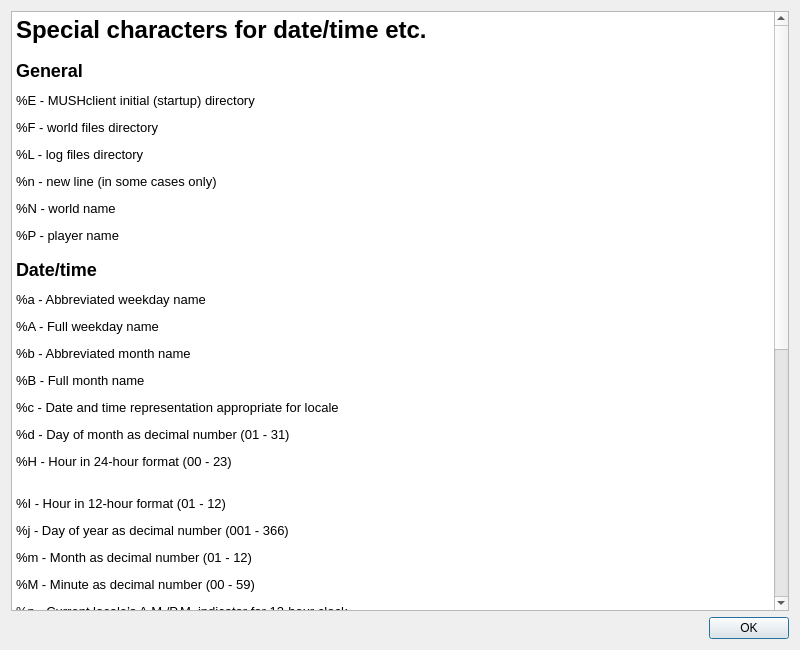
Before: the Qt Designer form smushclient-qt/cpp/ui/worlddetails/specialhelp.ui in jnbooth/smushclient, drawn with Qt 5.
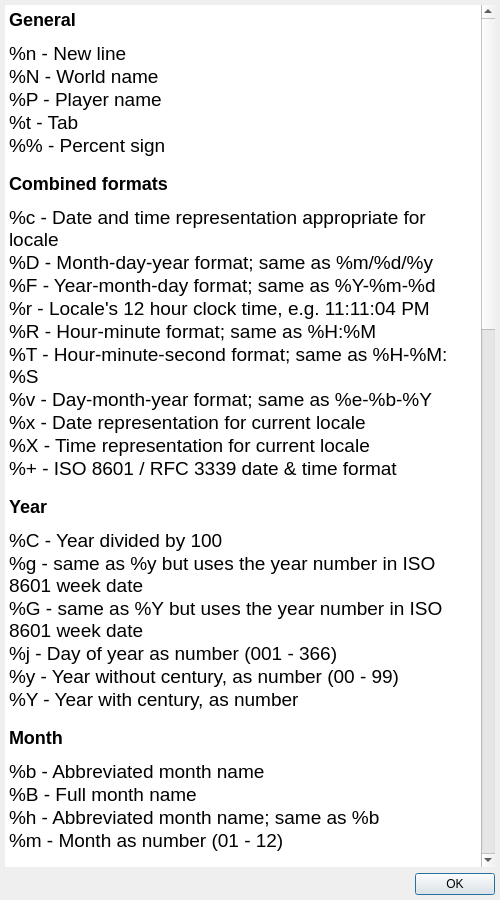
After: the same form once the commit is applied.

Commit message: special characters in logging pre/postamble

```diff
--- a/smushclient-qt/cpp/ui/worlddetails/specialhelp.ui
+++ b/smushclient-qt/cpp/ui/worlddetails/specialhelp.ui
@@ -6,58 +6,116 @@
    <rect>
     <x>0</x>
     <y>0</y>
-    <width>800</width>
-    <height>650</height>
+    <width>500</width>
+    <height>900</height>
    </rect>
   </property>
   <property name="windowTitle">
    <string>Dialog</string>
   </property>
   <layout class="QVBoxLayout" name="verticalLayout">
+   <property name="leftMargin">
+    <number>5</number>
+   </property>
+   <property name="topMargin">
+    <number>5</number>
+   </property>
+   <property name="rightMargin">
+    <number>5</number>
+   </property>
+   <property name="bottomMargin">
+    <number>5</number>
+   </property>
    <item>
     <widget class="QTextEdit" name="textEdit">
+     <property name="cursor" stdset="0">
+      <cursorShape>ArrowCursor</cursorShape>
+     </property>
+     <property name="frameShape">
+      <enum>QFrame::Shape::NoFrame</enum>
+     </property>
      <property name="html">
       <string>&lt;!DOCTYPE HTML PUBLIC &quot;-//W3C//DTD HTML 4.0//EN&quot; &quot;http://www.w3.org/TR/REC-html40/strict.dtd&quot;&gt;
-&lt;html&gt;&lt;head&gt;&lt;meta name=&quot;qrichtext&quot; content=&quot;1&quot; /&gt;&lt;style type=&quot;text/css&quot;&gt;
+&lt;html&gt;&lt;head&gt;&lt;meta name=&quot;qrichtext&quot; content=&quot;1&quot; /&gt;&lt;meta charset=&quot;utf-8&quot; /&gt;&lt;style type=&quot;text/css&quot;&gt;
 p, li { white-space: pre-wrap; }
-&lt;/style&gt;&lt;/head&gt;&lt;body style=&quot; font-family:'Noto Sans'; font-size:10pt; font-weight:400; font-style:normal;&quot;&gt;
-&lt;h1 style=&quot; margin-top:18px; margin-bottom:12px; margin-left:0px; margin-right:0px; -qt-block-indent:0; text-indent:0px;&quot;&gt;&lt;span style=&quot; font-size:xx-large; font-weight:600;&quot;&gt;Special characters for date/time etc.&lt;/span&gt;&lt;/h1&gt;
-&lt;h2 style=&quot; margin-top:16px; margin-bottom:12px; margin-left:0px; margin-right:0px; -qt-block-indent:0; text-indent:0px;&quot;&gt;&lt;span style=&quot; font-size:x-large; font-weight:600;&quot;&gt;General&lt;/span&gt;&lt;/h2&gt;
-&lt;p style=&quot; margin-top:12px; margin-bottom:12px; margin-left:0px; margin-right:0px; -qt-block-indent:0; text-indent:0px;&quot;&gt;%E - MUSHclient initial (startup) directory&lt;/p&gt;
-&lt;p style=&quot; margin-top:12px; margin-bottom:12px; margin-left:0px; margin-right:0px; -qt-block-indent:0; text-indent:0px;&quot;&gt;%F - world files directory&lt;/p&gt;
-&lt;p style=&quot; margin-top:12px; margin-bottom:12px; margin-left:0px; margin-right:0px; -qt-block-indent:0; text-indent:0px;&quot;&gt;%L - log files directory&lt;/p&gt;
-&lt;p style=&quot; margin-top:12px; margin-bottom:12px; margin-left:0px; margin-right:0px; -qt-block-indent:0; text-indent:0px;&quot;&gt;%n - new line (in some cases only)&lt;/p&gt;
-&lt;p style=&quot; margin-top:12px; margin-bottom:12px; margin-left:0px; margin-right:0px; -qt-block-indent:0; text-indent:0px;&quot;&gt;%N - world name&lt;/p&gt;
-&lt;p style=&quot; margin-top:12px; margin-bottom:12px; margin-left:0px; margin-right:0px; -qt-block-indent:0; text-indent:0px;&quot;&gt;%P - player name&lt;/p&gt;
-&lt;h2 style=&quot; margin-top:16px; margin-bottom:12px; margin-left:0px; margin-right:0px; -qt-block-indent:0; text-indent:0px;&quot;&gt;&lt;span style=&quot; font-size:x-large; font-weight:600;&quot;&gt;Date/time&lt;/span&gt;&lt;/h2&gt;
-&lt;p style=&quot; margin-top:12px; margin-bottom:12px; margin-left:0px; margin-right:0px; -qt-block-indent:0; text-indent:0px;&quot;&gt;%a - Abbreviated weekday name&lt;/p&gt;
-&lt;p style=&quot; margin-top:12px; margin-bottom:12px; margin-left:0px; margin-right:0px; -qt-block-indent:0; text-indent:0px;&quot;&gt;%A - Full weekday name&lt;/p&gt;
-&lt;p style=&quot; margin-top:12px; margin-bottom:12px; margin-left:0px; margin-right:0px; -qt-block-indent:0; text-indent:0px;&quot;&gt;%b - Abbreviated month name&lt;/p&gt;
-&lt;p style=&quot; margin-top:12px; margin-bottom:12px; margin-left:0px; margin-right:0px; -qt-block-indent:0; text-indent:0px;&quot;&gt;%B - Full month name&lt;/p&gt;
-&lt;p style=&quot; margin-top:12px; margin-bottom:12px; margin-left:0px; margin-right:0px; -qt-block-indent:0; text-indent:0px;&quot;&gt;%c - Date and time representation appropriate for locale&lt;/p&gt;
-&lt;p style=&quot; margin-top:12px; margin-bottom:12px; margin-left:0px; margin-right:0px; -qt-block-indent:0; text-indent:0px;&quot;&gt;%d - Day of month as decimal number (01 - 31)&lt;/p&gt;
-&lt;p style=&quot; margin-top:12px; margin-bottom:12px; margin-left:0px; margin-right:0px; -qt-block-indent:0; text-indent:0px;&quot;&gt;%H - Hour in 24-hour format (00 - 23)&lt;br /&gt;&lt;/p&gt;
-&lt;p style=&quot; margin-top:12px; margin-bottom:12px; margin-left:0px; margin-right:0px; -qt-block-indent:0; text-indent:0px;&quot;&gt;%I - Hour in 12-hour format (01 - 12)&lt;/p&gt;
-&lt;p style=&quot; margin-top:12px; margin-bottom:12px; margin-left:0px; margin-right:0px; -qt-block-indent:0; text-indent:0px;&quot;&gt;%j - Day of year as decimal number (001 - 366)&lt;/p&gt;
-&lt;p style=&quot; margin-top:12px; margin-bottom:12px; margin-left:0px; margin-right:0px; -qt-block-indent:0; text-indent:0px;&quot;&gt;%m - Month as decimal number (01 - 12)&lt;/p&gt;
-&lt;p style=&quot; margin-top:12px; margin-bottom:12px; margin-left:0px; margin-right:0px; -qt-block-indent:0; text-indent:0px;&quot;&gt;%M - Minute as decimal number (00 - 59)&lt;/p&gt;
-&lt;p style=&quot; margin-top:12px; margin-bottom:12px; margin-left:0px; margin-right:0px; -qt-block-indent:0; text-indent:0px;&quot;&gt;%p - Current locale’s A.M./P.M. indicator for 12-hour clock&lt;/p&gt;
-&lt;p style=&quot; margin-top:12px; margin-bottom:12px; margin-left:0px; margin-right:0px; -qt-block-indent:0; text-indent:0px;&quot;&gt;%S - Second as decimal number (00 - 59)&lt;/p&gt;
-&lt;p style=&quot; margin-top:12px; margin-bottom:12px; margin-left:0px; margin-right:0px; -qt-block-indent:0; text-indent:0px;&quot;&gt;%U - Week of year as decimal number, with Sunday as first day of week (00 - 53)&lt;/p&gt;
-&lt;p style=&quot; margin-top:12px; margin-bottom:12px; margin-left:0px; margin-right:0px; -qt-block-indent:0; text-indent:0px;&quot;&gt;%w - Weekday as decimal number (0 - 6; Sunday is 0)&lt;/p&gt;
-&lt;p style=&quot; margin-top:12px; margin-bottom:12px; margin-left:0px; margin-right:0px; -qt-block-indent:0; text-indent:0px;&quot;&gt;%W - Week of year as decimal number, with Monday as first day of week (00 - 53)&lt;/p&gt;
-&lt;p style=&quot; margin-top:12px; margin-bottom:12px; margin-left:0px; margin-right:0px; -qt-block-indent:0; text-indent:0px;&quot;&gt;%x - Date representation for current locale&lt;/p&gt;
-&lt;p style=&quot; margin-top:12px; margin-bottom:12px; margin-left:0px; margin-right:0px; -qt-block-indent:0; text-indent:0px;&quot;&gt;%X - Time representation for current locale&lt;/p&gt;
-&lt;p style=&quot; margin-top:12px; margin-bottom:12px; margin-left:0px; margin-right:0px; -qt-block-indent:0; text-indent:0px;&quot;&gt;%y - Year without century, as decimal number (00 - 99)&lt;/p&gt;
-&lt;p style=&quot; margin-top:12px; margin-bottom:12px; margin-left:0px; margin-right:0px; -qt-block-indent:0; text-indent:0px;&quot;&gt;%Y - Year with century, as decimal number&lt;/p&gt;
-&lt;p style=&quot; margin-top:12px; margin-bottom:12px; margin-left:0px; margin-right:0px; -qt-block-indent:0; text-indent:0px;&quot;&gt;%z, %Z - Time-zone name or abbreviation; no characters if time zone is unknown&lt;/p&gt;
-&lt;p style=&quot; margin-top:12px; margin-bottom:12px; margin-left:0px; margin-right:0px; -qt-block-indent:0; text-indent:0px;&quot;&gt;%% - Percent sign&lt;/p&gt;
-&lt;h2 style=&quot; margin-top:16px; margin-bottom:12px; margin-left:0px; margin-right:0px; -qt-block-indent:0; text-indent:0px;&quot;&gt;&lt;span style=&quot; font-size:x-large; font-weight:600;&quot;&gt;Modification&lt;/span&gt;&lt;/h2&gt;
-&lt;p style=&quot; margin-top:12px; margin-bottom:12px; margin-left:0px; margin-right:0px; -qt-block-indent:0; text-indent:0px;&quot;&gt;The # flag may prefix any formatting code. In that case, the meaning of the format code is changed as follows.&lt;/p&gt;
-&lt;p style=&quot; margin-top:12px; margin-bottom:12px; margin-left:0px; margin-right:0px; -qt-block-indent:0; text-indent:0px;&quot;&gt;%#a, %#A, %#b, %#B, %#p, %#X, %#z, %#Z, %#% - # flag is ignored.&lt;/p&gt;
-&lt;p style=&quot; margin-top:12px; margin-bottom:12px; margin-left:0px; margin-right:0px; -qt-block-indent:0; text-indent:0px;&quot;&gt;%#c - Long date and time representation, appropriate for current locale. For example: &amp;quot;Tuesday, March 14, 1995, 12:41:29&amp;quot;.&lt;/p&gt;
-&lt;p style=&quot; margin-top:12px; margin-bottom:12px; margin-left:0px; margin-right:0px; -qt-block-indent:0; text-indent:0px;&quot;&gt;%#x - Long date representation, appropriate to current locale. For example: &amp;quot;Tuesday, March 4, 1995&amp;quot;.&lt;/p&gt;
-&lt;p style=&quot; margin-top:12px; margin-bottom:12px; margin-left:0px; margin-right:0px; -qt-block-indent:0; text-indent:0px;&quot;&gt;%#d, %#H, %#I, %#j, %#m, %#M, %#S, %#U, %#w, %#W, %#y, %#Y - Remove leading zeros (if any).&lt;/p&gt;&lt;/body&gt;&lt;/html&gt;</string>
+hr { height: 1px; border-width: 0; }
+li.unchecked::marker { content: &quot;\2610&quot;; }
+li.checked::marker { content: &quot;\2612&quot;; }
+&lt;/style&gt;&lt;/head&gt;&lt;body style=&quot; font-family:'.AppleSystemUIFont'; font-size:13pt; font-weight:400; font-style:normal;&quot;&gt;
+&lt;h2 style=&quot; margin-top:16px; margin-bottom:12px; margin-left:0px; margin-right:0px; -qt-block-indent:0; text-indent:0px;&quot;&gt;&lt;span style=&quot; font-size:x-large; font-weight:700;&quot;&gt;General&lt;/span&gt;&lt;/h2&gt;
+&lt;p style=&quot; margin-top:0px; margin-bottom:0px; margin-left:0px; margin-right:0px; -qt-block-indent:0; text-indent:0px;&quot;&gt;&lt;span style=&quot; font-family:'Menlo'; font-size:14pt;&quot;&gt;%n&lt;/span&gt;&lt;span style=&quot; font-size:14pt;&quot;&gt; - New line&lt;/span&gt;&lt;/p&gt;
+&lt;p style=&quot; margin-top:0px; margin-bottom:0px; margin-left:0px; margin-right:0px; -qt-block-indent:0; text-indent:0px;&quot;&gt;&lt;span style=&quot; font-family:'Menlo'; font-size:14pt;&quot;&gt;%N&lt;/span&gt;&lt;span style=&quot; font-size:14pt;&quot;&gt; - World name&lt;/span&gt;&lt;/p&gt;
+&lt;p style=&quot; margin-top:0px; margin-bottom:0px; margin-left:0px; margin-right:0px; -qt-block-indent:0; text-indent:0px;&quot;&gt;&lt;span style=&quot; font-family:'Menlo'; font-size:14pt;&quot;&gt;%P&lt;/span&gt;&lt;span style=&quot; font-size:14pt;&quot;&gt; - Player name&lt;/span&gt;&lt;/p&gt;
+&lt;p style=&quot; margin-top:0px; margin-bottom:0px; margin-left:0px; margin-right:0px; -qt-block-indent:0; text-indent:0px;&quot;&gt;&lt;span style=&quot; font-family:'Menlo'; font-size:14pt;&quot;&gt;%t&lt;/span&gt;&lt;span style=&quot; font-size:14pt;&quot;&gt; - Tab&lt;/span&gt;&lt;/p&gt;
+&lt;p style=&quot; margin-top:0px; margin-bottom:0px; margin-left:0px; margin-right:0px; -qt-block-indent:0; text-indent:0px;&quot;&gt;&lt;span style=&quot; font-family:'Menlo'; font-size:14pt;&quot;&gt;%%&lt;/span&gt;&lt;span style=&quot; font-size:14pt;&quot;&gt; - Percent sign&lt;/span&gt;&lt;/p&gt;
+&lt;h2 style=&quot; margin-top:16px; margin-bottom:12px; margin-left:0px; margin-right:0px; -qt-block-indent:0; text-indent:0px;&quot;&gt;&lt;span style=&quot; font-size:x-large; font-weight:700;&quot;&gt;Combined formats&lt;/span&gt;&lt;/h2&gt;
+&lt;p style=&quot; margin-top:0px; margin-bottom:0px; margin-left:0px; margin-right:0px; -qt-block-indent:0; text-indent:0px;&quot;&gt;&lt;span style=&quot; font-family:'Menlo'; font-size:14pt;&quot;&gt;%c&lt;/span&gt;&lt;span style=&quot; font-size:14pt;&quot;&gt; - Date and time representation appropriate for locale&lt;/span&gt;&lt;/p&gt;
+&lt;p style=&quot; margin-top:0px; margin-bottom:0px; margin-left:0px; margin-right:0px; -qt-block-indent:0; text-indent:0px;&quot;&gt;&lt;span style=&quot; font-family:'Menlo'; font-size:14pt;&quot;&gt;%D&lt;/span&gt;&lt;span style=&quot; font-size:14pt;&quot;&gt; - Month-day-year format; same as &lt;/span&gt;&lt;span style=&quot; font-family:'Menlo'; font-size:14pt;&quot;&gt;%m/%d/%y&lt;/span&gt;&lt;/p&gt;
+&lt;p style=&quot; margin-top:0px; margin-bottom:0px; margin-left:0px; margin-right:0px; -qt-block-indent:0; text-indent:0px;&quot;&gt;&lt;span style=&quot; font-family:'Menlo'; font-size:14pt;&quot;&gt;%F&lt;/span&gt;&lt;span style=&quot; font-size:14pt;&quot;&gt; - Year-month-day format; same as &lt;/span&gt;&lt;span style=&quot; font-family:'Menlo'; font-size:14pt;&quot;&gt;%Y-%m-%d&lt;/span&gt;&lt;/p&gt;
+&lt;p style=&quot; margin-top:0px; margin-bottom:0px; margin-left:0px; margin-right:0px; -qt-block-indent:0; text-indent:0px;&quot;&gt;&lt;span style=&quot; font-family:'Menlo'; font-size:14pt;&quot;&gt;%r&lt;/span&gt;&lt;span style=&quot; font-size:14pt;&quot;&gt; - Locale's 12 hour clock time, e.g. 11:11:04 PM&lt;/span&gt;&lt;/p&gt;
+&lt;p style=&quot; margin-top:0px; margin-bottom:0px; margin-left:0px; margin-right:0px; -qt-block-indent:0; text-indent:0px;&quot;&gt;&lt;span style=&quot; font-family:'Menlo'; font-size:14pt;&quot;&gt;%R&lt;/span&gt;&lt;span style=&quot; font-size:14pt;&quot;&gt; - Hour-minute format; same as &lt;/span&gt;&lt;span style=&quot; font-family:'Menlo'; font-size:14pt;&quot;&gt;%H:%M&lt;/span&gt;&lt;/p&gt;
+&lt;p style=&quot; margin-top:0px; margin-bottom:0px; margin-left:0px; margin-right:0px; -qt-block-indent:0; text-indent:0px;&quot;&gt;&lt;span style=&quot; font-family:'Menlo'; font-size:14pt;&quot;&gt;%T&lt;/span&gt;&lt;span style=&quot; font-size:14pt;&quot;&gt; - Hour-minute-second format; same as &lt;/span&gt;&lt;span style=&quot; font-family:'Menlo'; font-size:14pt;&quot;&gt;%H-%M:%S&lt;/span&gt;&lt;/p&gt;
+&lt;p style=&quot; margin-top:0px; margin-bottom:0px; margin-left:0px; margin-right:0px; -qt-block-indent:0; text-indent:0px;&quot;&gt;&lt;span style=&quot; font-family:'Menlo'; font-size:14pt;&quot;&gt;%v&lt;/span&gt;&lt;span style=&quot; font-size:14pt;&quot;&gt; - Day-month-year format; same as &lt;/span&gt;&lt;span style=&quot; font-family:'Menlo'; font-size:14pt;&quot;&gt;%e-%b-%Y&lt;/span&gt;&lt;/p&gt;
+&lt;p style=&quot; margin-top:0px; margin-bottom:0px; margin-left:0px; margin-right:0px; -qt-block-indent:0; text-indent:0px;&quot;&gt;&lt;span style=&quot; font-family:'Menlo'; font-size:14pt;&quot;&gt;%x&lt;/span&gt;&lt;span style=&quot; font-size:14pt;&quot;&gt; - Date representation for current locale&lt;/span&gt;&lt;/p&gt;
+&lt;p style=&quot; margin-top:0px; margin-bottom:0px; margin-left:0px; margin-right:0px; -qt-block-indent:0; text-indent:0px;&quot;&gt;&lt;span style=&quot; font-family:'Menlo'; font-size:14pt;&quot;&gt;%X&lt;/span&gt;&lt;span style=&quot; font-size:14pt;&quot;&gt; - Time representation for current locale&lt;/span&gt;&lt;/p&gt;
+&lt;p style=&quot; margin-top:0px; margin-bottom:0px; margin-left:0px; margin-right:0px; -qt-block-indent:0; text-indent:0px;&quot;&gt;&lt;span style=&quot; font-family:'Menlo'; font-size:14pt;&quot;&gt;%+&lt;/span&gt;&lt;span style=&quot; font-size:14pt;&quot;&gt; - ISO 8601 / RFC 3339 date &amp;amp; time format&lt;/span&gt;&lt;/p&gt;
+&lt;h2 style=&quot; margin-top:16px; margin-bottom:12px; margin-left:0px; margin-right:0px; -qt-block-indent:0; text-indent:0px;&quot;&gt;&lt;span style=&quot; font-size:x-large; font-weight:700;&quot;&gt;Year&lt;/span&gt;&lt;/h2&gt;
+&lt;p style=&quot; margin-top:0px; margin-bottom:0px; margin-left:0px; margin-right:0px; -qt-block-indent:0; text-indent:0px;&quot;&gt;&lt;span style=&quot; font-family:'Menlo'; font-size:14pt;&quot;&gt;%C&lt;/span&gt;&lt;span style=&quot; font-size:14pt;&quot;&gt; - Year divided by 100&lt;/span&gt;&lt;/p&gt;
+&lt;p style=&quot; margin-top:0px; margin-bottom:0px; margin-left:0px; margin-right:0px; -qt-block-indent:0; text-indent:0px;&quot;&gt;&lt;span style=&quot; font-family:'Menlo'; font-size:14pt;&quot;&gt;%g&lt;/span&gt;&lt;span style=&quot; font-size:14pt;&quot;&gt; - same as &lt;/span&gt;&lt;span style=&quot; font-family:'Menlo'; font-size:14pt;&quot;&gt;%y&lt;/span&gt;&lt;span style=&quot; font-size:14pt;&quot;&gt; but uses the year number in ISO 8601 week date&lt;/span&gt;&lt;/p&gt;
+&lt;p style=&quot; margin-top:0px; margin-bottom:0px; margin-left:0px; margin-right:0px; -qt-block-indent:0; text-indent:0px;&quot;&gt;&lt;span style=&quot; font-family:'Menlo'; font-size:14pt;&quot;&gt;%G&lt;/span&gt;&lt;span style=&quot; font-size:14pt;&quot;&gt; - same as &lt;/span&gt;&lt;span style=&quot; font-family:'Menlo'; font-size:14pt;&quot;&gt;%Y&lt;/span&gt;&lt;span style=&quot; font-size:14pt;&quot;&gt; but uses the year number in ISO 8601 week date&lt;/span&gt;&lt;/p&gt;
+&lt;p style=&quot; margin-top:0px; margin-bottom:0px; margin-left:0px; margin-right:0px; -qt-block-indent:0; text-indent:0px;&quot;&gt;&lt;span style=&quot; font-family:'Menlo'; font-size:14pt;&quot;&gt;%j&lt;/span&gt;&lt;span style=&quot; font-size:14pt;&quot;&gt; - Day of year as number (001 - 366)&lt;/span&gt;&lt;/p&gt;
+&lt;p style=&quot; margin-top:0px; margin-bottom:0px; margin-left:0px; margin-right:0px; -qt-block-indent:0; text-indent:0px;&quot;&gt;&lt;span style=&quot; font-family:'Menlo'; font-size:14pt;&quot;&gt;%y&lt;/span&gt;&lt;span style=&quot; font-size:14pt;&quot;&gt; - Year without century, as number (00 - 99)&lt;/span&gt;&lt;/p&gt;
+&lt;p style=&quot; margin-top:0px; margin-bottom:0px; margin-left:0px; margin-right:0px; -qt-block-indent:0; text-indent:0px;&quot;&gt;&lt;span style=&quot; font-family:'Menlo'; font-size:14pt;&quot;&gt;%Y&lt;/span&gt;&lt;span style=&quot; font-size:14pt;&quot;&gt; - Year with century, as number&lt;/span&gt;&lt;/p&gt;
+&lt;h2 style=&quot; margin-top:16px; margin-bottom:12px; margin-left:0px; margin-right:0px; -qt-block-indent:0; text-indent:0px;&quot;&gt;&lt;span style=&quot; font-size:x-large; font-weight:700;&quot;&gt;Month&lt;/span&gt;&lt;/h2&gt;
+&lt;p style=&quot; margin-top:0px; margin-bottom:0px; margin-left:0px; margin-right:0px; -qt-block-indent:0; text-indent:0px;&quot;&gt;&lt;span style=&quot; font-family:'Menlo'; font-size:14pt;&quot;&gt;%b&lt;/span&gt;&lt;span style=&quot; font-size:14pt;&quot;&gt; - Abbreviated month name&lt;/span&gt;&lt;/p&gt;
+&lt;p style=&quot; margin-top:0px; margin-bottom:0px; margin-left:0px; margin-right:0px; -qt-block-indent:0; text-indent:0px;&quot;&gt;&lt;span style=&quot; font-family:'Menlo'; font-size:14pt;&quot;&gt;%B&lt;/span&gt;&lt;span style=&quot; font-size:14pt;&quot;&gt; - Full month name&lt;/span&gt;&lt;/p&gt;
+&lt;p style=&quot; margin-top:0px; margin-bottom:0px; margin-left:0px; margin-right:0px; -qt-block-indent:0; text-indent:0px;&quot;&gt;&lt;span style=&quot; font-family:'Menlo'; font-size:14pt;&quot;&gt;%h&lt;/span&gt;&lt;span style=&quot; font-size:14pt;&quot;&gt; - Abbreviated month name; same as &lt;/span&gt;&lt;span style=&quot; font-family:'Menlo'; font-size:14pt;&quot;&gt;%b&lt;/span&gt;&lt;/p&gt;
+&lt;p style=&quot; margin-top:0px; margin-bottom:0px; margin-left:0px; margin-right:0px; -qt-block-indent:0; text-indent:0px;&quot;&gt;&lt;span style=&quot; font-family:'Menlo'; font-size:14pt;&quot;&gt;%m&lt;/span&gt;&lt;span style=&quot; font-size:14pt;&quot;&gt; - Month as number (01 - 12)&lt;/span&gt;&lt;/p&gt;
+&lt;h2 style=&quot; margin-top:16px; margin-bottom:12px; margin-left:0px; margin-right:0px; -qt-block-indent:0; text-indent:0px;&quot;&gt;&lt;span style=&quot; font-size:x-large; font-weight:700;&quot;&gt;Week&lt;/span&gt;&lt;/h2&gt;
+&lt;p style=&quot; margin-top:0px; margin-bottom:0px; margin-left:0px; margin-right:0px; -qt-block-indent:0; text-indent:0px;&quot;&gt;&lt;span style=&quot; font-family:'Menlo'; font-size:14pt;&quot;&gt;%U&lt;/span&gt;&lt;span style=&quot; font-size:14pt;&quot;&gt; - Week of year as number, Sunday first (00 - 53)&lt;/span&gt;&lt;/p&gt;
+&lt;p style=&quot; margin-top:0px; margin-bottom:0px; margin-left:0px; margin-right:0px; -qt-block-indent:0; text-indent:0px;&quot;&gt;&lt;span style=&quot; font-family:'Menlo'; font-size:14pt;&quot;&gt;%V&lt;/span&gt;&lt;span style=&quot; font-size:14pt;&quot;&gt; - Week of year as number in ISO-8601, Sunday first (01 - 53)&lt;/span&gt;&lt;/p&gt;
+&lt;p style=&quot; margin-top:0px; margin-bottom:0px; margin-left:0px; margin-right:0px; -qt-block-indent:0; text-indent:0px;&quot;&gt;&lt;span style=&quot; font-family:'Menlo'; font-size:14pt;&quot;&gt;%W&lt;/span&gt;&lt;span style=&quot; font-size:14pt;&quot;&gt; - Week of year as number, Monday first (00 - 53)&lt;/span&gt;&lt;/p&gt;
+&lt;h2 style=&quot; margin-top:16px; margin-bottom:12px; margin-left:0px; margin-right:0px; -qt-block-indent:0; text-indent:0px;&quot;&gt;&lt;span style=&quot; font-size:x-large; font-weight:700;&quot;&gt;Weekday&lt;/span&gt;&lt;/h2&gt;
+&lt;p style=&quot; margin-top:0px; margin-bottom:0px; margin-left:0px; margin-right:0px; -qt-block-indent:0; text-indent:0px;&quot;&gt;&lt;span style=&quot; font-family:'Menlo'; font-size:14pt;&quot;&gt;%a&lt;/span&gt;&lt;span style=&quot; font-size:14pt;&quot;&gt; - Abbreviated weekday name&lt;/span&gt;&lt;/p&gt;
+&lt;p style=&quot; margin-top:0px; margin-bottom:0px; margin-left:0px; margin-right:0px; -qt-block-indent:0; text-indent:0px;&quot;&gt;&lt;span style=&quot; font-family:'Menlo'; font-size:14pt;&quot;&gt;%A&lt;/span&gt;&lt;span style=&quot; font-size:14pt;&quot;&gt; - Full weekday name&lt;/span&gt;&lt;/p&gt;
+&lt;p style=&quot; margin-top:0px; margin-bottom:0px; margin-left:0px; margin-right:0px; -qt-block-indent:0; text-indent:0px;&quot;&gt;&lt;span style=&quot; font-family:'Menlo'; font-size:14pt;&quot;&gt;%u&lt;/span&gt;&lt;span style=&quot; font-size:14pt;&quot;&gt; - Day of week as number (1 - 7; Monday is 1)&lt;/span&gt;&lt;/p&gt;
+&lt;p style=&quot; margin-top:0px; margin-bottom:0px; margin-left:0px; margin-right:0px; -qt-block-indent:0; text-indent:0px;&quot;&gt;&lt;span style=&quot; font-family:'Menlo'; font-size:14pt;&quot;&gt;%w&lt;/span&gt;&lt;span style=&quot; font-size:14pt;&quot;&gt; - Weekday as number (0 - 6; Sunday is 0)&lt;/span&gt;&lt;/p&gt;
+&lt;h2 style=&quot; margin-top:16px; margin-bottom:12px; margin-left:0px; margin-right:0px; -qt-block-indent:0; text-indent:0px;&quot;&gt;&lt;span style=&quot; font-size:x-large; font-weight:700;&quot;&gt;Date&lt;/span&gt;&lt;/h2&gt;
+&lt;p style=&quot; margin-top:0px; margin-bottom:0px; margin-left:0px; margin-right:0px; -qt-block-indent:0; text-indent:0px;&quot;&gt;&lt;span style=&quot; font-family:'Menlo'; font-size:14pt;&quot;&gt;%d&lt;/span&gt;&lt;span style=&quot; font-size:14pt;&quot;&gt; - Day of month as number (01 - 31)&lt;/span&gt;&lt;/p&gt;
+&lt;p style=&quot; margin-top:0px; margin-bottom:0px; margin-left:0px; margin-right:0px; -qt-block-indent:0; text-indent:0px;&quot;&gt;&lt;span style=&quot; font-family:'Menlo'; font-size:14pt;&quot;&gt;%e&lt;/span&gt;&lt;span style=&quot; font-size:14pt;&quot;&gt; - same as &lt;/span&gt;&lt;span style=&quot; font-family:'Menlo'; font-size:14pt;&quot;&gt;%d&lt;/span&gt;&lt;span style=&quot; font-size:14pt;&quot;&gt; but space-padded&lt;/span&gt;&lt;/p&gt;
+&lt;h2 style=&quot; margin-top:16px; margin-bottom:12px; margin-left:0px; margin-right:0px; -qt-block-indent:0; text-indent:0px;&quot;&gt;&lt;span style=&quot; font-size:x-large; font-weight:700;&quot;&gt;Hour&lt;/span&gt;&lt;/h2&gt;
+&lt;p style=&quot; margin-top:0px; margin-bottom:0px; margin-left:0px; margin-right:0px; -qt-block-indent:0; text-indent:0px;&quot;&gt;&lt;span style=&quot; font-family:'Menlo'; font-size:14pt;&quot;&gt;%H&lt;/span&gt;&lt;span style=&quot; font-size:14pt;&quot;&gt; - Hour in 24-hour format (00 - 23)&lt;/span&gt;&lt;/p&gt;
+&lt;p style=&quot; margin-top:0px; margin-bottom:0px; margin-left:0px; margin-right:0px; -qt-block-indent:0; text-indent:0px;&quot;&gt;&lt;span style=&quot; font-family:'Menlo'; font-size:14pt;&quot;&gt;%I&lt;/span&gt;&lt;span style=&quot; font-size:14pt;&quot;&gt; - Hour in 12-hour format (01 - 12)&lt;/span&gt;&lt;/p&gt;
+&lt;p style=&quot; margin-top:0px; margin-bottom:0px; margin-left:0px; margin-right:0px; -qt-block-indent:0; text-indent:0px;&quot;&gt;&lt;span style=&quot; font-family:'Menlo'; font-size:14pt;&quot;&gt;%k&lt;/span&gt;&lt;span style=&quot; font-size:14pt;&quot;&gt; - same as &lt;/span&gt;&lt;span style=&quot; font-family:'Menlo'; font-size:14pt;&quot;&gt;%H&lt;/span&gt;&lt;span style=&quot; font-size:14pt;&quot;&gt; but space-padded&lt;/span&gt;&lt;/p&gt;
+&lt;p style=&quot; margin-top:0px; margin-bottom:0px; margin-left:0px; margin-right:0px; -qt-block-indent:0; text-indent:0px;&quot;&gt;&lt;span style=&quot; font-family:'Menlo'; font-size:14pt;&quot;&gt;%l&lt;/span&gt;&lt;span style=&quot; font-size:14pt;&quot;&gt; - same as &lt;/span&gt;&lt;span style=&quot; font-family:'Menlo'; font-size:14pt;&quot;&gt;%I&lt;/span&gt;&lt;span style=&quot; font-size:14pt;&quot;&gt; but space-padded&lt;/span&gt;&lt;/p&gt;
+&lt;p style=&quot; margin-top:0px; margin-bottom:0px; margin-left:0px; margin-right:0px; -qt-block-indent:0; text-indent:0px;&quot;&gt;&lt;span style=&quot; font-family:'Menlo'; font-size:14pt;&quot;&gt;%p&lt;/span&gt;&lt;span style=&quot; font-size:14pt;&quot;&gt; - Current locale’s A.M./P.M. indicator for 12-hour clock&lt;/span&gt;&lt;/p&gt;
+&lt;h2 style=&quot; margin-top:16px; margin-bottom:12px; margin-left:0px; margin-right:0px; -qt-block-indent:0; text-indent:0px;&quot;&gt;&lt;span style=&quot; font-size:x-large; font-weight:700;&quot;&gt;Minute&lt;/span&gt;&lt;/h2&gt;
+&lt;p style=&quot; margin-top:0px; margin-bottom:0px; margin-left:0px; margin-right:0px; -qt-block-indent:0; text-indent:0px;&quot;&gt;&lt;span style=&quot; font-family:'Menlo'; font-size:14pt;&quot;&gt;%M&lt;/span&gt;&lt;span style=&quot; font-size:14pt;&quot;&gt; - Minute as number (00 - 59)&lt;/span&gt;&lt;/p&gt;
+&lt;h2 style=&quot; margin-top:16px; margin-bottom:12px; margin-left:0px; margin-right:0px; -qt-block-indent:0; text-indent:0px;&quot;&gt;&lt;span style=&quot; font-size:x-large; font-weight:700;&quot;&gt;Second&lt;/span&gt;&lt;/h2&gt;
+&lt;p style=&quot; margin-top:0px; margin-bottom:0px; margin-left:0px; margin-right:0px; -qt-block-indent:0; text-indent:0px;&quot;&gt;&lt;span style=&quot; font-family:'Menlo'; font-size:14pt;&quot;&gt;%S&lt;/span&gt;&lt;span style=&quot; font-size:14pt;&quot;&gt; - Second as number (00 - 59)&lt;/span&gt;&lt;/p&gt;
+&lt;p style=&quot; margin-top:0px; margin-bottom:0px; margin-left:0px; margin-right:0px; -qt-block-indent:0; text-indent:0px;&quot;&gt;&lt;span style=&quot; font-family:'Menlo'; font-size:14pt;&quot;&gt;%s&lt;/span&gt;&lt;span style=&quot; font-size:14pt;&quot;&gt; - Number of seconds since 1970-01-01 00:00 UTC&lt;/span&gt;&lt;/p&gt;
+&lt;h2 style=&quot; margin-top:16px; margin-bottom:12px; margin-left:0px; margin-right:0px; -qt-block-indent:0; text-indent:0px;&quot;&gt;&lt;span style=&quot; font-size:x-large; font-weight:700;&quot;&gt;Timezone&lt;/span&gt;&lt;/h2&gt;
+&lt;p style=&quot; margin-top:0px; margin-bottom:0px; margin-left:0px; margin-right:0px; -qt-block-indent:0; text-indent:0px;&quot;&gt;&lt;span style=&quot; font-family:'Menlo'; font-size:14pt;&quot;&gt;%z&lt;/span&gt;&lt;span style=&quot; font-size:14pt;&quot;&gt; - Offset from the local time to UTC&lt;/span&gt;&lt;/p&gt;
+&lt;p style=&quot; margin-top:0px; margin-bottom:0px; margin-left:0px; margin-right:0px; -qt-block-indent:0; text-indent:0px;&quot;&gt;&lt;span style=&quot; font-family:'Menlo'; font-size:14pt;&quot;&gt;%Z&lt;/span&gt;&lt;span style=&quot; font-size:14pt;&quot;&gt; - Time-zone name or abbreviation; no characters if unknown&lt;/span&gt;&lt;/p&gt;
+&lt;p style=&quot; margin-top:0px; margin-bottom:0px; margin-left:0px; margin-right:0px; -qt-block-indent:0; text-indent:0px;&quot;&gt;&lt;span style=&quot; font-family:'Menlo'; font-size:14pt;&quot;&gt;%:z&lt;/span&gt;&lt;span style=&quot; font-size:14pt;&quot;&gt; - same as &lt;/span&gt;&lt;span style=&quot; font-family:'Menlo'; font-size:14pt;&quot;&gt;%z&lt;/span&gt;&lt;span style=&quot; font-size:14pt;&quot;&gt; but with a colon&lt;/span&gt;&lt;/p&gt;
+&lt;p style=&quot; margin-top:0px; margin-bottom:0px; margin-left:0px; margin-right:0px; -qt-block-indent:0; text-indent:0px;&quot;&gt;&lt;span style=&quot; font-family:'Menlo'; font-size:14pt;&quot;&gt;%::z&lt;/span&gt;&lt;span style=&quot; font-size:14pt;&quot;&gt; - Offset from the local time to UTC with seconds&lt;/span&gt;&lt;/p&gt;
+&lt;p style=&quot; margin-top:0px; margin-bottom:0px; margin-left:0px; margin-right:0px; -qt-block-indent:0; text-indent:0px;&quot;&gt;&lt;span style=&quot; font-family:'Menlo'; font-size:14pt;&quot;&gt;%:::z&lt;/span&gt;&lt;span style=&quot; font-size:14pt;&quot;&gt; - Offset from the local time to UTC without minutes&lt;/span&gt;&lt;/p&gt;
+&lt;h2 style=&quot; margin-top:16px; margin-bottom:12px; margin-left:0px; margin-right:0px; -qt-block-indent:0; text-indent:0px;&quot;&gt;&lt;span style=&quot; font-size:x-large; font-weight:700;&quot;&gt;Subsecond&lt;/span&gt;&lt;/h2&gt;
+&lt;p style=&quot; margin-top:0px; margin-bottom:0px; margin-left:0px; margin-right:0px; -qt-block-indent:0; text-indent:0px;&quot;&gt;&lt;span style=&quot; font-family:'Menlo'; font-size:14pt;&quot;&gt;%f&lt;/span&gt;&lt;span style=&quot; font-size:14pt;&quot;&gt; - Number of nanoseconds since last whole second&lt;/span&gt;&lt;/p&gt;
+&lt;p style=&quot; margin-top:0px; margin-bottom:0px; margin-left:0px; margin-right:0px; -qt-block-indent:0; text-indent:0px;&quot;&gt;&lt;span style=&quot; font-family:'Menlo'; font-size:14pt;&quot;&gt;%.f&lt;/span&gt;&lt;span style=&quot; font-size:14pt;&quot;&gt; - Decimal fraction of a second without the leading dot&lt;/span&gt;&lt;/p&gt;
+&lt;p style=&quot; margin-top:0px; margin-bottom:0px; margin-left:0px; margin-right:0px; -qt-block-indent:0; text-indent:0px;&quot;&gt;&lt;span style=&quot; font-family:'Menlo'; font-size:14pt;&quot;&gt;%.3f&lt;/span&gt;&lt;span style=&quot; font-size:14pt;&quot;&gt; - Decimal fraction of a second with a fixed length of 3&lt;/span&gt;&lt;/p&gt;
+&lt;p style=&quot; margin-top:0px; margin-bottom:0px; margin-left:0px; margin-right:0px; -qt-block-indent:0; text-indent:0px;&quot;&gt;&lt;span style=&quot; font-family:'Menlo'; font-size:14pt;&quot;&gt;%.6f&lt;/span&gt;&lt;span style=&quot; font-size:14pt;&quot;&gt; - Decimal fraction of a second with a fixed length of 6&lt;/span&gt;&lt;/p&gt;
+&lt;p style=&quot; margin-top:0px; margin-bottom:0px; margin-left:0px; margin-right:0px; -qt-block-indent:0; text-indent:0px;&quot;&gt;&lt;span style=&quot; font-family:'Menlo'; font-size:14pt;&quot;&gt;%.9f&lt;/span&gt;&lt;span style=&quot; font-size:14pt;&quot;&gt; - Decimal fraction of a second with a fixed length of 9&lt;/span&gt;&lt;/p&gt;
+&lt;p style=&quot; margin-top:0px; margin-bottom:0px; margin-left:0px; margin-right:0px; -qt-block-indent:0; text-indent:0px;&quot;&gt;&lt;span style=&quot; font-family:'Menlo'; font-size:14pt;&quot;&gt;%3f&lt;/span&gt;&lt;span style=&quot; font-size:14pt;&quot;&gt; - Decimal fraction of a second; like &lt;/span&gt;&lt;span style=&quot; font-family:'Menlo'; font-size:14pt;&quot;&gt;%.3f&lt;/span&gt;&lt;span style=&quot; font-size:14pt;&quot;&gt; but without leading dot&lt;/span&gt;&lt;/p&gt;
+&lt;p style=&quot; margin-top:0px; margin-bottom:0px; margin-left:0px; margin-right:0px; -qt-block-indent:0; text-indent:0px;&quot;&gt;&lt;span style=&quot; font-family:'Menlo'; font-size:14pt;&quot;&gt;%6f&lt;/span&gt;&lt;span style=&quot; font-size:14pt;&quot;&gt; - Decimal fraction of a second; like &lt;/span&gt;&lt;span style=&quot; font-family:'Menlo'; font-size:14pt;&quot;&gt;%.6f&lt;/span&gt;&lt;span style=&quot; font-size:14pt;&quot;&gt; but without leading dot&lt;/span&gt;&lt;/p&gt;
+&lt;p style=&quot; margin-top:0px; margin-bottom:0px; margin-left:0px; margin-right:0px; -qt-block-indent:0; text-indent:0px;&quot;&gt;&lt;span style=&quot; font-family:'Menlo'; font-size:14pt;&quot;&gt;%9f&lt;/span&gt;&lt;span style=&quot; font-size:14pt;&quot;&gt; - Decimal fraction of a second; like &lt;/span&gt;&lt;span style=&quot; font-family:'Menlo'; font-size:14pt;&quot;&gt;%.9f&lt;/span&gt;&lt;span style=&quot; font-size:14pt;&quot;&gt; but without leading dot&lt;/span&gt;&lt;/p&gt;
+&lt;h2 style=&quot; margin-top:16px; margin-bottom:12px; margin-left:0px; margin-right:0px; -qt-block-indent:0; text-indent:0px;&quot;&gt;&lt;span style=&quot; font-size:x-large; font-weight:700;&quot;&gt;Modification&lt;/span&gt;&lt;/h2&gt;
+&lt;p style=&quot; margin-top:0px; margin-bottom:0px; margin-left:0px; margin-right:0px; -qt-block-indent:0; text-indent:0px;&quot;&gt;&lt;span style=&quot; font-family:'Menlo'; font-size:14pt;&quot;&gt;%-?&lt;/span&gt;&lt;span style=&quot; font-size:14pt;&quot;&gt; - Suppresses all padding (e.g. &lt;/span&gt;&lt;span style=&quot; font-family:'Menlo'; font-size:14pt;&quot;&gt;%j&lt;/span&gt;&lt;span style=&quot; font-size:14pt;&quot;&gt; = 012, &lt;/span&gt;&lt;span style=&quot; font-family:'Menlo'; font-size:14pt;&quot;&gt;%-j&lt;/span&gt;&lt;span style=&quot; font-size:14pt;&quot;&gt; = 12)&lt;/span&gt;&lt;/p&gt;
+&lt;p style=&quot; margin-top:0px; margin-bottom:0px; margin-left:0px; margin-right:0px; -qt-block-indent:0; text-indent:0px;&quot;&gt;&lt;span style=&quot; font-family:'Menlo'; font-size:14pt;&quot;&gt;%_?&lt;/span&gt;&lt;span style=&quot; font-size:14pt;&quot;&gt; - Uses spaces as padding (e.g. &lt;/span&gt;&lt;span style=&quot; font-family:'Menlo'; font-size:14pt;&quot;&gt;%j&lt;/span&gt;&lt;span style=&quot; font-size:14pt;&quot;&gt; = 012, &lt;/span&gt;&lt;span style=&quot; font-family:'Menlo'; font-size:14pt;&quot;&gt;%_j&lt;/span&gt;&lt;span style=&quot; font-size:14pt;&quot;&gt; =  12)&lt;/span&gt;&lt;/p&gt;
+&lt;p style=&quot; margin-top:0px; margin-bottom:0px; margin-left:0px; margin-right:0px; -qt-block-indent:0; text-indent:0px;&quot;&gt;&lt;span style=&quot; font-family:'Menlo'; font-size:14pt;&quot;&gt;%0?&lt;/span&gt;&lt;span style=&quot; font-size:14pt;&quot;&gt; - Uses zeros as padding (e.g. &lt;/span&gt;&lt;span style=&quot; font-family:'Menlo'; font-size:14pt;&quot;&gt;%e&lt;/span&gt;&lt;span style=&quot; font-size:14pt;&quot;&gt; =  9, &lt;/span&gt;&lt;span style=&quot; font-family:'Menlo'; font-size:14pt;&quot;&gt;%0e&lt;/span&gt;&lt;span style=&quot; font-size:14pt;&quot;&gt; = 09)&lt;/span&gt;&lt;/p&gt;&lt;/body&gt;&lt;/html&gt;</string>
+     </property>
+     <property name="textInteractionFlags">
+      <set>Qt::TextInteractionFlag::TextSelectableByMouse</set>
      </property>
     </widget>
    </item>
```
Left out of the diff: 6 changed lines with no effect on the pictures. The commit also changes 15 other files.
